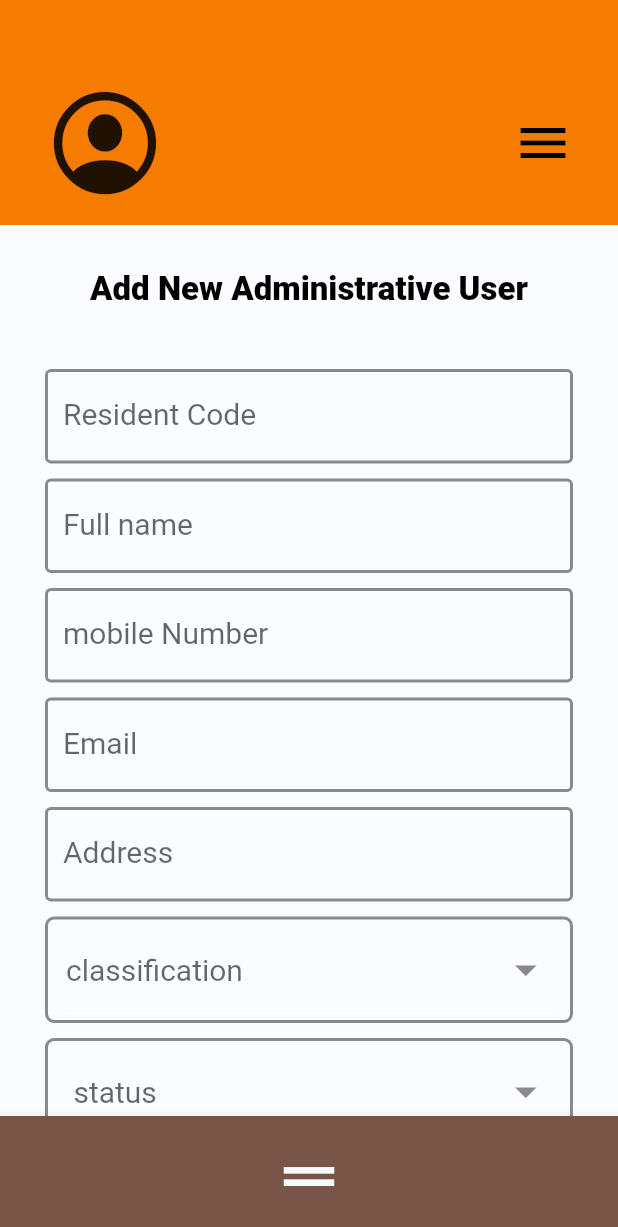
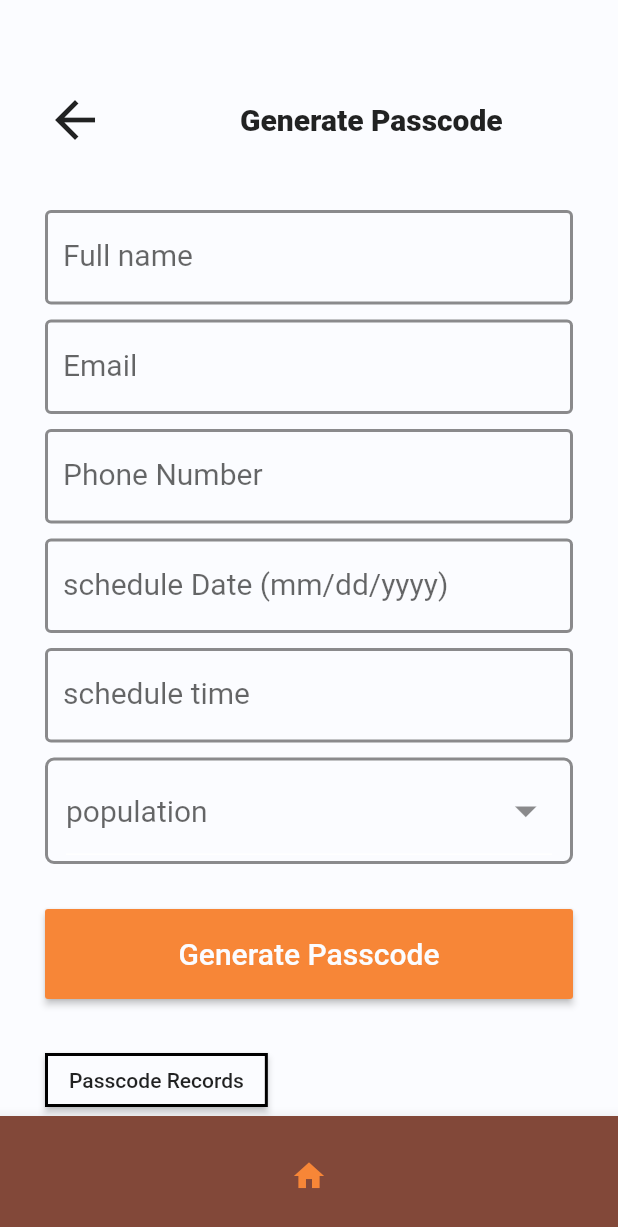
Before and after one commit to youngelvis/magode_app, a Flutter app: the screen it shows after launch, on a phone screen of 412 x 824 dp. Shown: the top 1227 px of the screen. Run offline on Flutter 3.47's test engine with Material 2 defaults, Android fonts, the phone set to English and light mode, and no system bars.

Commit message:
generate password page
and created states and fixed all the colours

```diff
--- a/lib/add_new_admin_user.dart
+++ b/lib/add_new_admin_user.dart
@@ -40,6 +40,23 @@ class _AddNewAdminState extends State<AddNewAdmin> {
   final _validityEndsDate = TextEditingController();
   final _password = TextEditingController();
   final _confirmPassword = TextEditingController();
+  // state for clearing textfield
+  void initState() {
+    // TODO: implement initState
+    super.initState();
+    residentCode.addListener(() => setState(() {}));
+    _fullName.addListener(() => setState(() {}));
+    _mobileNumber.addListener(() => setState(() {}));
+    _email.addListener(() => setState(() {}));
+    _password.addListener(() => setState(() {}));
+    _confirmPassword.addListener(() => setState(() {}));
+    _address.addListener(() => setState(() {}));
+    _valadityStartsDate.addListener(() => setState(() {}));
+    _validityEndsDate.addListener(() => setState(() {}));
+    _password.addListener(() => setState(() {}));
+
+  }
+
   //methods
   Widget _buildResidentCode() {
     return TextFormField(
@@ -491,7 +508,7 @@ class _AddNewAdminState extends State<AddNewAdmin> {
                   padding: const EdgeInsets.only(top: 40, left: 30, right: 30),
                   child: Row(
                     children: [
-                      Icon(
+                      const Icon(
                         CupertinoIcons.person_crop_circle,
                         size: 80,
                       ),
@@ -602,7 +619,6 @@ class _AddNewAdminState extends State<AddNewAdmin> {
           ),
         ),
         bottomNavigationBar: SizedBox(
-
           height: 80,
           child: BottomAppBar(
             color: Colors.brown,
--- a/lib/authorize_user.dart
+++ b/lib/authorize_user.dart
@@ -11,14 +11,15 @@ class AuthorizedUsers extends StatefulWidget {
 }
 
 class _AuthorizedUsersState extends State<AuthorizedUsers> {
-
+ // Private varable
   final _formKey = GlobalKey<FormState>();
-  final _password = TextEditingController();
+  final _email = TextEditingController();
   final _fullName = TextEditingController();
   final _phoneNumber = TextEditingController();
-  final _email = TextEditingController();
+  final _password = TextEditingController();
   final _confirmPassword = TextEditingController();
 
+// methods
   Widget _buildPassword() {
     return TextFormField(
       controller: _password,
--- a/lib/colors.dart
+++ b/lib/colors.dart
@@ -1,9 +1,11 @@
 import 'dart:ui';
 
 class AppColor {
-  static Color homePageTheme = const Color(0xFFF57C00);
-  static  Color homePageTitle=const Color(0xFF302f51);
-  static  Color homePageSubtitle=const Color(0xFF414160);
-  static  Color homePageBackground=const Color(0xFFfbfcff);
-   static  Color emergencyPageBackground=const Color(0xFF01579B);
+  static Color homePageTheme = const Color(0xFFF78637);
+  static Color homePageTitle = const Color(0xFF302f51);
+  static Color homePageSubtitle = const Color(0xFF414160);
+  static Color homePageBackground = const Color(0xFFfbfcff);
+  static Color emergencyPageBackground = const Color(0xFF093344);
+  static Color homeSecondaryTheme = const Color(0xFF824839);
+  static Color xtraCleanBackground = const Color(0xFF76A303);
 }
--- a/lib/edit_profile.dart
+++ b/lib/edit_profile.dart
@@ -546,6 +546,7 @@ class _EditProfileState extends State<EditProfile> {
             bottomNavigationBar: SizedBox(
               height: 80,
               child: BottomAppBar(
+                color: color.AppColor.homeSecondaryTheme,
                 child: Icon(
                   Icons.home,
                   color: color.AppColor.homePageTheme,
--- /dev/null
+++ b/lib/generate_passcode.dart
@@ -0,0 +1,378 @@
+// ignore_for_file: deprecated_member_use
+
+import 'package:flutter/material.dart';
+import 'colors.dart' as color;
+
+class GeneratePasscode extends StatefulWidget {
+  const GeneratePasscode({Key? key}) : super(key: key);
+
+  @override
+  _GeneratePasscodeState createState() => _GeneratePasscodeState();
+}
+
+class _GeneratePasscodeState extends State<GeneratePasscode> {
+  final _formKey = GlobalKey<FormState>();
+  final _pickedTime = TextEditingController();
+  TimeOfDay _time = TimeOfDay.now();
+  _selectTime(BuildContext context) async {
+    final TimeOfDay? timeOfDay = await showTimePicker(
+      context: context,
+      initialTime: _time,
+      initialEntryMode: TimePickerEntryMode.dial,
+    );
+    if (timeOfDay != null && timeOfDay != _time) {
+      setState(() {
+        _time = timeOfDay;
+      });
+    }
+  }
+
+  //varables
+  final _email = TextEditingController();
+  final _fullName = TextEditingController();
+  final _phoneNumber = TextEditingController();
+  final _scheduleDate = TextEditingController();
+  String? _population;
+  final _populationOptions = ['Item 1', 'Item 2', 'Item 3', 'Item 4', 'Item 5'];
+  //state for clearing textfield
+  void initState() {
+    // TODO: implement initState
+    super.initState();
+    _fullName.addListener(() => setState(() {}));
+    _phoneNumber.addListener(() => setState(() {}));
+    _email.addListener(() => setState(() {}));
+    _scheduleDate.addListener(() => setState(() {}));
+    _pickedTime.addListener(() => setState(() {}));
+  }
+
+  //methods
+  Widget _buildFullName() {
+    return TextFormField(
+      controller: _fullName,
+      decoration: InputDecoration(
+        errorStyle: const TextStyle(fontSize: 15),
+        enabledBorder: const OutlineInputBorder(
+          borderSide: BorderSide(
+            color: Colors.black45,
+            width: 2,
+          ),
+        ),
+        focusedBorder: const OutlineInputBorder(
+            borderSide: BorderSide(color: Colors.black, width: 2)),
+        labelText: 'Full name',
+        labelStyle: const TextStyle(fontSize: 20),
+        hintText: 'Full name',
+        hintStyle: const TextStyle(fontSize: 20, color: Colors.black45),
+        suffixIcon: _fullName.text.isEmpty
+            ? Container(width: 0)
+            : IconButton(
+                icon: const Icon(Icons.close),
+                onPressed: () => _fullName.clear(),
+              ),
+      ),
+      validator: (value) {
+        if (value == null || value.isEmpty) {
+          return 'please type your Full name';
+        } else {
+          return null;
+        }
+      },
+      textInputAction: TextInputAction.done,
+    );
+  }
+
+  Widget _buildPhoneNumber() {
+    return TextFormField(
+      controller: _phoneNumber,
+      decoration: InputDecoration(
+        errorStyle: const TextStyle(fontSize: 15),
+        enabledBorder: const OutlineInputBorder(
+          borderSide: BorderSide(
+            color: Colors.black45,
+            width: 2,
+          ),
+        ),
+        focusedBorder: const OutlineInputBorder(
+            borderSide: BorderSide(color: Colors.black, width: 2)),
+        labelText: 'Phone Number',
+        labelStyle: const TextStyle(fontSize: 20),
+        hintText: 'phone Number',
+        hintStyle: const TextStyle(fontSize: 20, color: Colors.black45),
+        suffixIcon: _phoneNumber.text.isEmpty
+            ? Container(width: 0)
+            : IconButton(
+                icon: const Icon(Icons.close),
+                onPressed: () => _fullName.clear(),
+              ),
+      ),
+      validator: (value) {
+        if (value == null || value.isEmpty) {
+          return 'please type your Full name';
+        } else {
+          return null;
+        }
+      },
+      keyboardType: TextInputType.number,
+      textInputAction: TextInputAction.done,
+    );
+  }
+
+  Widget _buildEmail() {
+    return TextFormField(
+      controller: _email,
+      decoration: InputDecoration(
+        errorStyle: const TextStyle(fontSize: 15),
+        enabledBorder: const OutlineInputBorder(
+          borderSide: BorderSide(
+            color: Colors.black45,
+            width: 2,
+          ),
+        ),
+        focusedBorder: const OutlineInputBorder(
+            borderSide: BorderSide(color: Colors.black, width: 2)),
+        labelText: 'Email',
+        labelStyle: const TextStyle(fontSize: 20),
+        hintText: 'Email',
+        hintStyle: const TextStyle(fontSize: 20, color: Colors.black45),
+        suffixIcon: _fullName.text.isEmpty
+            ? Container(width: 0)
+            : IconButton(
+                icon: const Icon(Icons.close),
+                onPressed: () => _email.clear(),
+              ),
+      ),
+      validator: (value) {
+        if (value == null || value.isEmpty) {
+          return 'please type your email';
+        } else {
+          return null;
+        }
+      },
+      keyboardType: TextInputType.emailAddress,
+      textInputAction: TextInputAction.done,
+    );
+  }
+
+  Widget _buildScheduleDate() {
+    return TextFormField(
+      controller: _scheduleDate,
+      decoration: InputDecoration(
+        errorStyle: const TextStyle(fontSize: 15),
+        enabledBorder: const OutlineInputBorder(
+          borderSide: BorderSide(
+            color: Colors.black45,
+            width: 2,
+          ),
+        ),
+        focusedBorder: const OutlineInputBorder(
+            borderSide: BorderSide(color: Colors.black, width: 2)),
+        labelText: 'schedule Date (mm/dd/yyyy)',
+        labelStyle: const TextStyle(fontSize: 20),
+        hintText: 'schedule Date (mm/dd/yyyy)',
+        hintStyle: const TextStyle(fontSize: 20, color: Colors.black45),
+        suffixIcon: _scheduleDate.text.isEmpty
+            ? Container(width: 0)
+            : IconButton(
+                icon: const Icon(Icons.close),
+                onPressed: () => _scheduleDate.clear(),
+              ),
+      ),
+      validator: (value) {
+        if (value == null || value.isEmpty) {
+          return 'please select schedule Date';
+        } else {
+          return null;
+        }
+      },
+      keyboardType: TextInputType.datetime,
+      textInputAction: TextInputAction.done,
+    );
+  }
+
+  Widget _buildPickedTime() {
+    return TextFormField(
+      controller: _pickedTime,
+      decoration: InputDecoration(
+        errorStyle: const TextStyle(fontSize: 15),
+        enabledBorder: const OutlineInputBorder(
+          borderSide: BorderSide(
+            color: Colors.black45,
+            width: 2,
+          ),
+        ),
+        focusedBorder: const OutlineInputBorder(
+            borderSide: BorderSide(color: Colors.black, width: 2)),
+        labelText: 'schedule time',
+        labelStyle: const TextStyle(fontSize: 20),
+        hintText: 'schedule time',
+        hintStyle: const TextStyle(fontSize: 20, color: Colors.black45),
+        suffixIcon: _pickedTime.text.isEmpty
+            ? Container(width: 0)
+            : IconButton(
+                icon: const Icon(Icons.close),
+                onPressed: () => _pickedTime.clear(),
+              ),
+      ),
+      validator: (value) {
+        if (value == null || value.isEmpty) {
+          return 'please schedule time';
+        } else {
+          return null;
+        }
+      },
+      textInputAction: TextInputAction.done,
+      onTap: () async {
+        await _selectTime(context);
+        _pickedTime.text = _time.format(context);
+      },
+    );
+  }
+
+  Widget _buildpopulation() {
+    return Container(
+      padding: const EdgeInsets.symmetric(horizontal: 12, vertical: 4),
+      decoration: BoxDecoration(
+          borderRadius: BorderRadius.circular(6),
+          border: Border.all(color: Colors.black45, width: 2)),
+      child: DropdownButtonFormField(
+        decoration: const InputDecoration(
+            errorStyle: TextStyle(fontSize: 15),
+            enabledBorder: UnderlineInputBorder(
+                borderSide: BorderSide(color: Colors.white))),
+        isExpanded: true,
+        hint: const Text(
+          'population',
+          style: TextStyle(fontSize: 20),
+        ),
+        value: _population,
+        iconSize: 35,
+        icon: const Icon(Icons.arrow_drop_down, color: Colors.black45),
+        items: _populationOptions.map(buildpopulationItem).toList(),
+        onChanged: (value) => setState(() {
+          _population = value as String;
+        }),
+        validator: (value) => value == null ? 'select population' : null,
+      ),
+    );
+  }
+
+  DropdownMenuItem<String> buildpopulationItem(String _populationOptions) =>
+      DropdownMenuItem(
+          value: _populationOptions,
+          child: Text(
+            _populationOptions,
+            style: const TextStyle(fontWeight: FontWeight.bold, fontSize: 20),
+          ));
+
+  @override
+  Widget build(BuildContext context) {
+    return GestureDetector(
+      onTap: () => FocusScope.of(context).requestFocus(FocusNode()),
+      child: Scaffold(
+        body: Container(
+          color: color.AppColor.homePageBackground,
+          padding: const EdgeInsets.only(top: 60, left: 30, right: 30),
+          child: Column(
+            children: [
+              Row(
+                children: const [
+                  Icon(Icons.arrow_back, size: 40),
+                  SizedBox(
+                    width: 90,
+                  ),
+                  Text(
+                    'Generate Passcode',
+                    style: TextStyle(fontSize: 20, fontWeight: FontWeight.w800),
+                  )
+                ],
+              ),
+              const SizedBox(
+                height: 40,
+              ),
+              Expanded(
+                child: OverflowBox(
+                  child: SingleChildScrollView(
+                    child: Form(
+                      key: _formKey,
+                      child: Column(
+                        crossAxisAlignment: CrossAxisAlignment.start,
+                        children: <Widget>[
+                          _buildFullName(),
+                          const SizedBox(
+                            height: 10,
+                          ),
+                          _buildEmail(),
+                          const SizedBox(
+                            height: 10,
+                          ),
+                          _buildPhoneNumber(),
+                          const SizedBox(
+                            height: 10,
+                          ),
+                          _buildScheduleDate(),
+                          const SizedBox(
+                            height: 10,
+                          ),
+                          _buildPickedTime(),
+                          const SizedBox(
+                            height: 10,
+                          ),
+                          _buildpopulation(),
+                          const SizedBox(
+                            height: 30,
+                          ),
+                          Container(
+                            width: MediaQuery.of(context).size.width,
+                            height: 60,
+                            decoration: BoxDecoration(
+                                borderRadius: BorderRadius.circular(20)),
+                            child: RaisedButton(
+                                color: color.AppColor.homePageTheme,
+                                child: Text(
+                                  'Generate Passcode',
+                                  style: TextStyle(
+                                      color: color.AppColor.homePageBackground,
+                                      fontSize: 20),
+                                ),
+                                onPressed: () {
+                                  final isValid =
+                                      _formKey.currentState!.validate();
+                                  if (isValid) {
+                                    _formKey.currentState?.save();
+                                  }
+                                }),
+                          ),
+                          const SizedBox(
+                            height: 30,
+                          ),
+                          RaisedButton(
+                            onPressed: () {},
+                            shape: const RoundedRectangleBorder(
+                                side:
+                                    BorderSide(color: Colors.black, width: 2)),
+                            color: color.AppColor.homePageBackground,
+                            child: const Text('Passcode Records'),
+                          ),
+                        ],
+                      ),
+                    ),
+                  ),
+                ),
+              ),
+            ],
+          ),
+        ),
+        bottomNavigationBar: SizedBox(
+          height: 80,
+          child: BottomAppBar(
+            color: color.AppColor.homeSecondaryTheme,
+            child: Icon(
+              Icons.home,
+              color: color.AppColor.homePageTheme,
+            ),
+          ),
+        ),
+      ),
+    );
+  }
+}
--- a/lib/main.dart
+++ b/lib/main.dart
@@ -7,6 +7,7 @@ import 'package:magode_app/authorize_user.dart';
 import 'package:magode_app/change_password.dart';
 import 'package:magode_app/edit_profile.dart';
 import 'package:magode_app/find_a_zone.dart';
+import 'package:magode_app/generate_passcode.dart';
 import 'package:magode_app/pay_bills.dart';
 // import 'package:magode_app/pay_bills.dart';
 import 'package:magode_app/pay_dues.dart';
@@ -36,7 +37,7 @@ class MyApp extends StatelessWidget {
 
         primarySwatch: Colors.blue,
       ),
-      home: AddNewAdmin(),
+      home: GeneratePasscode(),
     );
   }
 }
--- a/lib/xtra_clean.dart
+++ b/lib/xtra_clean.dart
@@ -41,7 +41,7 @@ class XtraCleanPage extends StatelessWidget {
                 padding:
                           const EdgeInsets.only(top: 15,),
                 width: MediaQuery.of(context).size.width,
-                decoration: BoxDecoration(color: Colors.green[600]),
+                decoration: BoxDecoration(color: color.AppColor.xtraCleanBackground),
                 child: OverflowBox(
                   child: SingleChildScrollView(
                     child: Container(
```
